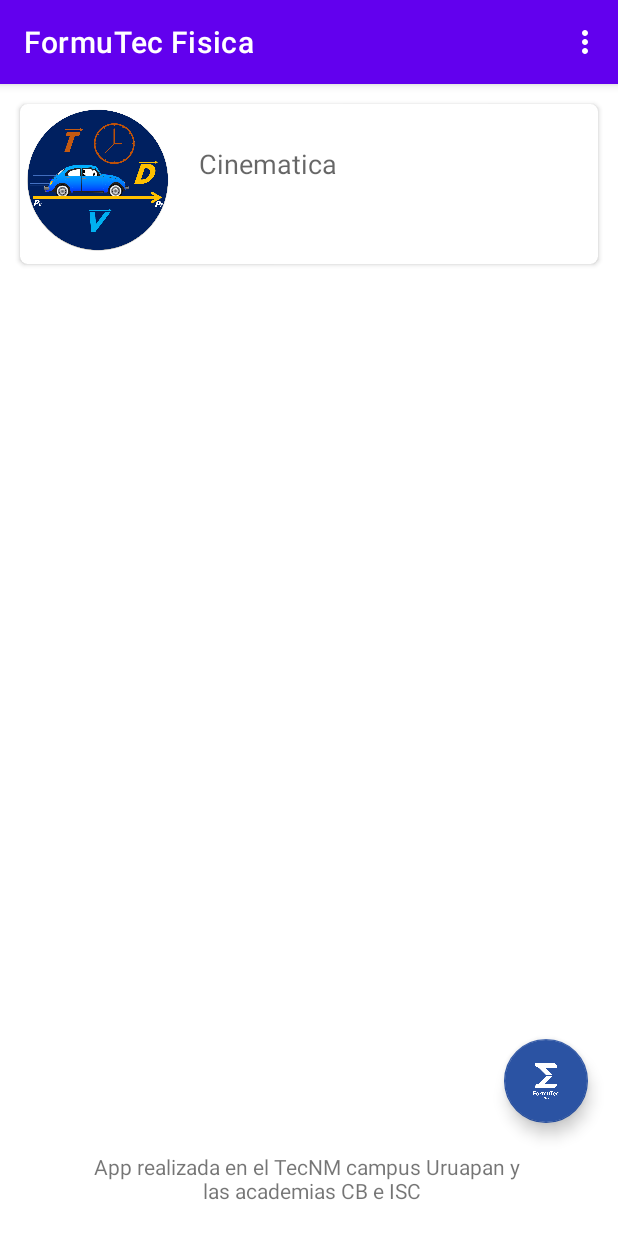
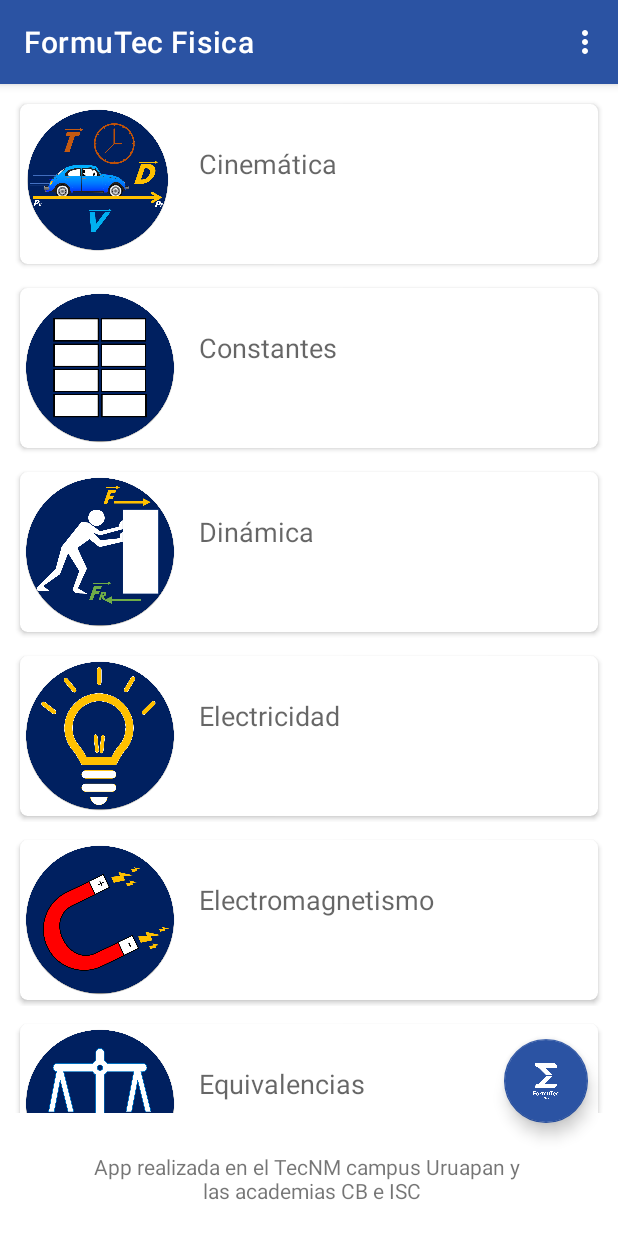
Before and after one commit to Pulido1307/FormuTecFisica, an Android app: the screen it shows after launch (MainActivity), on a phone screen of 412 x 824 dp. Run offline under Robolectric (Android 15) with nearby library versions, the phone set to English and light mode, and no system bars.

Commit message:
[ADD] Parte logica del llenado del RecyclerView.

```diff
--- a/app/src/main/java/com/tecnm/campusuruapan/formutecfisica/Auxiliares/LlenarRecyclerView.java
+++ b/app/src/main/java/com/tecnm/campusuruapan/formutecfisica/Auxiliares/LlenarRecyclerView.java
@@ -11,8 +11,18 @@ public class LlenarRecyclerView {
 
     public List<Tema> getListaTemas()
     {
-        listaTemas.add(new Tema(R.drawable.cinematica,R.string.Cinemática, Subtemas.algebra));
-
+        listaTemas.add(new Tema(R.drawable.cinematica,R.string.Cinematica, Subtemas.cinematica));
+        listaTemas.add(new Tema(R.drawable.constantes2,R.string.Constantes, Subtemas.constantes));
+        listaTemas.add(new Tema(R.drawable.dinamica,R.string.Dinamica, Subtemas.dinamica));
+        listaTemas.add(new Tema(R.drawable.electricidad,R.string.Electricidad, Subtemas.electricidad));
+        listaTemas.add(new Tema(R.drawable.electromagnetismo,R.string.Electromagnetismo, Subtemas.electromagnetismo));
+        listaTemas.add(new Tema(R.drawable.equivalencias,R.string.Equivalencias, Subtemas.equivalencias));
+        listaTemas.add(new Tema(R.drawable.estatica,R.string.Estatica, Subtemas.estatica));
+        listaTemas.add(new Tema(R.drawable.hidrodinamica,R.string.Hidrodinamica, Subtemas.hidrodinamica));
+        listaTemas.add(new Tema(R.drawable.hidrodinamica,R.string.Hidrostatica, Subtemas.hidrostatica));
+        listaTemas.add(new Tema(R.drawable.optica,R.string.Optica, Subtemas.optica));
+        listaTemas.add(new Tema(R.drawable.termodinamica,R.string.Termodinamica, Subtemas.termodinamica));
+        listaTemas.add(new Tema(R.drawable.vectores,R.string.Vectores, Subtemas.vectores));
         return  listaTemas;
     }
 }
--- a/app/src/main/java/com/tecnm/campusuruapan/formutecfisica/Auxiliares/Subtemas.java
+++ b/app/src/main/java/com/tecnm/campusuruapan/formutecfisica/Auxiliares/Subtemas.java
@@ -5,21 +5,127 @@ import java.util.Arrays;
 import java.util.List;
 
 public class Subtemas {
-    public static List<String> algebra = new ArrayList<>(Arrays.asList(
-            "Propiedades aritméticas",
-            "Propiedades de los radicales",
-            "Propiedades de los exponentes",
-            "Propiedades de los logatirmos",
-            "Propiedades de las desigualdades",
-            "Propiedades de factorizaciones comunes",
-            "Propiedades de productos notables",
-            "Propiedades de factores notables",
-            "Teorema del binomio",
-            "Propiedades de soluciones exactas de ecuaciones algebráicas",
-            "Propiedades del valor absoluto",
-            "Propiedades de sumatoria y productoria",
-            "Constantes (π, e, φ (phi) )",
-            "Serie de Taylor",
-            "Serie de Maclaurin",
-            "Series de potencias"));
+    public static List<String> cinematica = new ArrayList<>(Arrays.asList(
+            "Aceleración centrípeta",
+            "Aceleración constante",
+            "Aceleración media",
+            "Caída libre",
+            "El péndulo simple",
+            "Movimiento circular uniforme",
+            "Movimiento de proyectiles",
+            "Movimiento rectilíneo uniformemente acelerado",
+            "Tiro vertical",
+            "Velocidad",
+            "Velocidad angular media",
+            "Velocidad instantánea",
+            "Velocidad promedio"));
+
+    public static List<String> constantes = new ArrayList<>(Arrays.asList(
+            "Constantes"));
+
+    public static List<String> dinamica = new ArrayList<>(Arrays.asList(
+            "Cantidad de movimiento",
+            "El oscilador armonico simple",
+            "Fricción por desplazamiento",
+            "Ley de la conservación de la cantidad de movimiento",
+            "Movimiento armónico simple",
+            "Peso",
+            "Segunda ley de Newton",
+            "Tercera ley de Newton"));
+
+    public static List<String> electricidad = new ArrayList<>(Arrays.asList(
+            "Campo eléctrico",
+            "Capacitancia",
+            "Capacitores en serie",
+            "Circuito RC",
+            "Circuitos eléctricos en paralelo",
+            "Circuitos eléctricos en serie",
+            "Corriente y resistencia eléctrica",
+            "Flujo eléctrico",
+            "Fuerza electromotriz",
+            "Intensidad del C. E.",
+            "Ley de Coulomb",
+            "Ley de Gauss",
+            "Ley de Joule",
+            "Ley de Kirchhoff",
+            "Ley de Ohm",
+            "Ley de Watt",
+            "Permitividad relativa",
+            "Potencia eléctrica",
+            "Potencial eléctrico",
+            "Resistencias en serie",
+            "Voltaje"));
+
+    public static List<String> electromagnetismo = new ArrayList<>(Arrays.asList(
+            "Campo magnético producido por un conductor recto",
+            "Campo magnético producido por un solenoide",
+            "Circuitos CA",
+            "Ecuaciones de Maxwell",
+            "Fuerza magnética sobre una corriente",
+            "Inductancia mutua",
+            "Ley de Ampere",
+            "Ley de inducción de Faraday",
+            "Ondas electromagnéticas"));
+
+    public static List<String> equivalencias = new ArrayList<>(Arrays.asList(
+            "Densidad",
+            "Energía",
+            "Longitud",
+            "Masa",
+            "Potencia",
+            "Presión",
+            "Superficie",
+            "Volumen"
+            ));
+
+    public static List<String> estatica = new ArrayList<>(Arrays.asList(
+            "Eficiencia",
+            "Equilibrio",
+            "Momentos de torsión",
+            "Rotación de cuerpos rígidos"));
+
+    public static List<String> hidrodinamica = new ArrayList<>(Arrays.asList(
+            "Hidrodinámica"));
+
+    public static List<String> hidrostatica = new ArrayList<>(Arrays.asList(
+            "Hidrostática"));
+
+    public static List<String> optica = new ArrayList<>(Arrays.asList(
+            "Forma gaussiana",
+            "Forma newtoniana",
+            "Lentes",
+            "Ley de la iluminación",
+            "Reflexión de la luz",
+            "Refracción de la luz"));
+
+    public static List<String> termodinamica = new ArrayList<>(Arrays.asList(
+            "1era Ley de la termodinámica",
+            "2da Ley de la termodinámica",
+            "Calor",
+            "Capacidad calorífica",
+            "Conversión de escalas de temperatura",
+            "Corriente de calor",
+            "Dilatación térmica",
+            "Ecuación de un gas ideal",
+            "Entalpía",
+            "Entropía",
+            "Formulas complementarias",
+            "Ley de Carnot",
+            "Ley de los gases",
+            "Trabajo de expansión y compresión",
+            "Transferencia de temperatura"));
+
+    public static List<String> vectores = new ArrayList<>(Arrays.asList(
+            "Derivación de vectores",
+            "Integración de un vector",
+            "Ley de senos y cosenos",
+            "Más de dos vectores",
+            "Método del polígono",
+            "Producto escalar o punto",
+            "Producto escalar triple",
+            "Producto vectorial",
+            "Propiedades de los vectores",
+            "Regla de la mano derecha",
+            "Suma de vectores"));
+
 }
--- a/app/src/main/res/values/colors.xml
+++ b/app/src/main/res/values/colors.xml
@@ -1,8 +1,8 @@
 <?xml version="1.0" encoding="utf-8"?>
 <resources>
-    <color name="purple_200">#FFBB86FC</color>
-    <color name="purple_500">#FF6200EE</color>
-    <color name="purple_700">#FF3700B3</color>
+    <color name="purple_200">#2B53A3</color>
+    <color name="purple_500">#2B53A3</color>
+    <color name="purple_700">#2B53A3</color>
     <color name="teal_200">#FF03DAC5</color>
     <color name="teal_700">#FF018786</color>
     <color name="black">#FF000000</color>
--- a/app/src/main/res/values/strings.xml
+++ b/app/src/main/res/values/strings.xml
@@ -33,5 +33,16 @@
     <string name="info_elaboracion">App realizada en el TecNM campus Uruapan y \n las academias CB e ISC</string>
     <string name="todo">TODO</string>
     <string name="tema">Tema</string>
-    <string name="Cinemática">Cinematica</string>
+    <string name="Cinematica">Cinemática</string>
+    <string name="Constantes">Constantes</string>
+    <string name="Dinamica">Dinámica </string>
+    <string name="Electricidad">Electricidad</string>
+    <string name="Electromagnetismo">Electromagnetismo</string>
+    <string name="Equivalencias">Equivalencias</string>
+    <string name="Estatica">Estática</string>
+    <string name="Hidrodinamica">Hidrodinámica</string>
+    <string name="Hidrostatica">Hidrostática</string>
+    <string name="Optica">Óptica</string>
+    <string name="Termodinamica">Termodinámica</string>
+    <string name="Vectores">Vectores</string>
 </resources>
```
Also changed, not shown: app/src/main/res/drawable/constantes1.png (added), app/src/main/res/drawable/constantes2.png (added), app/src/main/res/drawable/dinamica.png (added), app/src/main/res/drawable/electricidad.png (added), app/src/main/res/drawable/electromagnetismo.png (added), app/src/main/res/drawable/equivalencias.png (added), app/src/main/res/drawable/estatica.png (added), app/src/main/res/drawable/hidrodinamica.png (added), app/src/main/res/drawable/optica.png (added), app/src/main/res/drawable/termodinamica.png (added), app/src/main/res/drawable/vectores.png (added).
